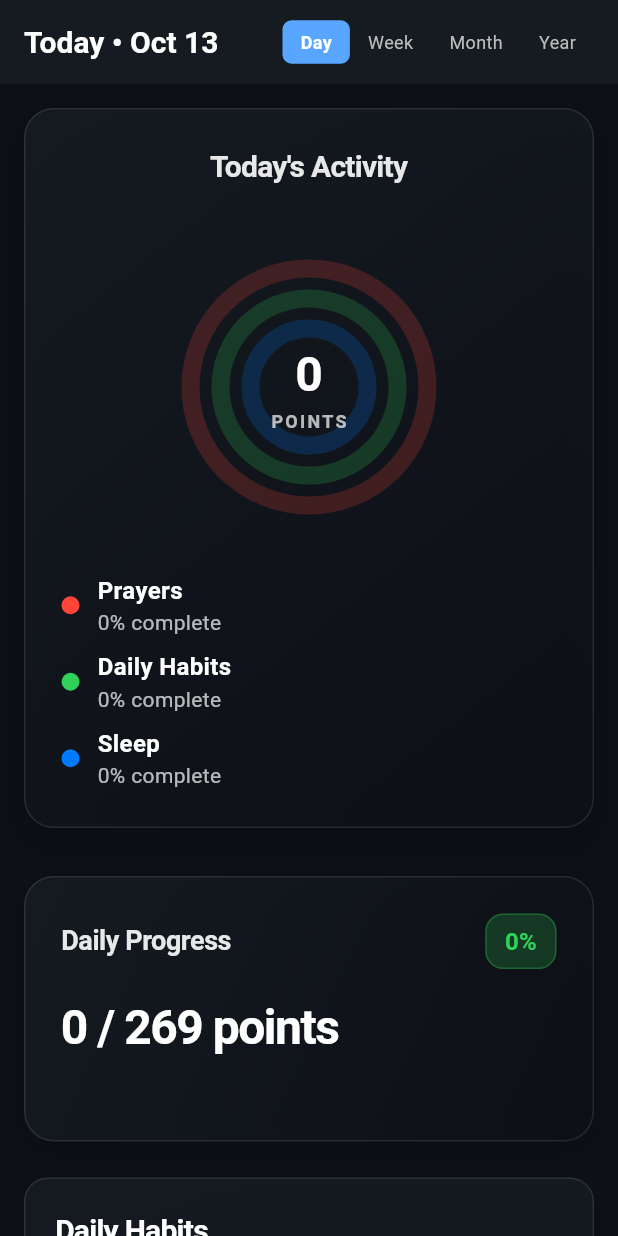
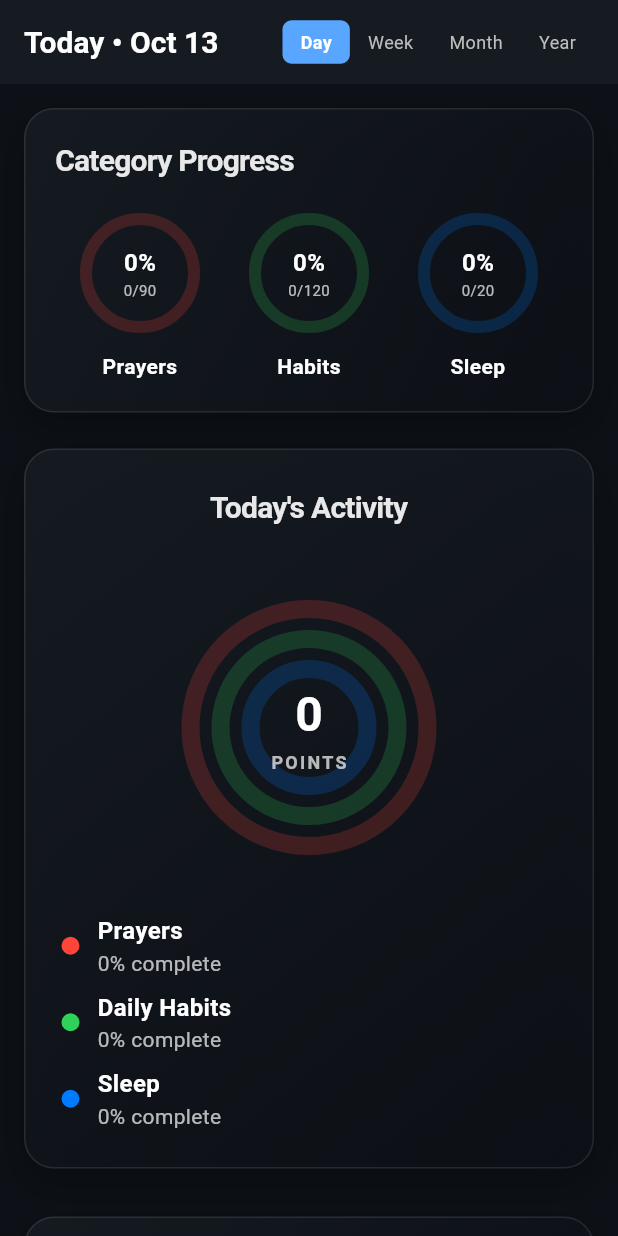
Before and after one commit to Drabu/tracker, a Flutter app: the screen it shows after launch, on a phone screen of 412 x 824 dp. Run offline on Flutter 3.47's test engine with Material 3 defaults, Android fonts, the phone set to English and light mode, and no system bars; our stand-ins replace shared_preferences, wakelock_plus.

Commit message:
Add individual category rings to day view
- Add separate rings for Prayers, Habits, and Sleep at top
- Show percentage completion and current/max scores for each category
- Keep existing combined activity rings below individual rings
- Individual rings animate with same timing as combined rings
- Maintains Apple-style design with gradient backgrounds and shadows

🤖 Generated with [Claude Code](https://claude.ai/code)

Co-Authored-By: Claude <noreply@anthropic.com>

```diff
--- a/lib/main.dart
+++ b/lib/main.dart
@@ -1049,6 +1049,8 @@ class _DailyTrackerHomeState extends State<DailyTrackerHome> with TickerProvider
     return ListView(
       padding: const EdgeInsets.all(16),
       children: [
+        _buildIndividualCategoryRings(todayIndex),
+        const SizedBox(height: 24),
         _buildAppleStyleActivityRings(todayIndex),
         const SizedBox(height: 32),
         _buildAppleStyleDailyProgress(currentScore, maxScore, percentage),
@@ -1790,6 +1792,175 @@ class _DailyTrackerHomeState extends State<DailyTrackerHome> with TickerProvider
     );
   }
 
+  // Individual Category Rings Widget
+  Widget _buildIndividualCategoryRings(int dayIndex) {
+    final categories = [
+      {'name': 'Akhira (Salah)', 'color': const Color(0xFFFF453A), 'title': 'Prayers'},
+      {'name': 'Daily Habits', 'color': const Color(0xFF30D158), 'title': 'Habits'},
+      {'name': 'Sleep Metrics', 'color': const Color(0xFF007AFF), 'title': 'Sleep'},
+    ];
+
+    return Container(
+      padding: const EdgeInsets.all(20),
+      decoration: BoxDecoration(
+        gradient: LinearGradient(
+          begin: Alignment.topLeft,
+          end: Alignment.bottomRight,
+          colors: [
+            const Color(0xFF161B22).withValues(alpha: 0.95),
+            const Color(0xFF0D1117).withValues(alpha: 0.8),
+          ],
+        ),
+        borderRadius: BorderRadius.circular(20),
+        border: Border.all(
+          color: Colors.white.withValues(alpha: 0.1),
+          width: 1,
+        ),
+        boxShadow: [
+          BoxShadow(
+            color: Colors.black.withValues(alpha: 0.3),
+            blurRadius: 20,
+            offset: const Offset(0, 10),
+          ),
+        ],
+      ),
+      child: Column(
+        crossAxisAlignment: CrossAxisAlignment.start,
+        children: [
+          Text(
+            'Category Progress',
+            style: TextStyle(
+              fontSize: 20,
+              fontWeight: FontWeight.w600,
+              color: Colors.white.withValues(alpha: 0.9),
+              letterSpacing: -0.5,
+            ),
+          ),
+          const SizedBox(height: 20),
+          Row(
+            mainAxisAlignment: MainAxisAlignment.spaceEvenly,
+            children: categories.map((category) {
+              double progress = _getCategoryProgress(category['name'] as String, dayIndex);
+              Color color = category['color'] as Color;
+              String title = category['title'] as String;
+
+              return _buildIndividualRing(
+                progress: progress,
+                color: color,
+                title: title,
+                categoryName: category['name'] as String,
+                dayIndex: dayIndex,
+              );
+            }).toList(),
+          ),
+        ],
+      ),
+    );
+  }
+
+  Widget _buildIndividualRing({
+    required double progress,
+    required Color color,
+    required String title,
+    required String categoryName,
+    required int dayIndex,
+  }) {
+    int currentScore = _getCategoryScore(categoryName, dayIndex);
+    int maxScore = _getCategoryMaxScore(categoryName, dayIndex);
+
+    return Expanded(
+      child: Column(
+        children: [
+          SizedBox(
+            width: 80,
+            height: 80,
+            child: Stack(
+              alignment: Alignment.center,
+              children: [
+                AnimatedBuilder(
+                  animation: _ringAnimation,
+                  builder: (context, child) => CustomPaint(
+                    size: const Size(80, 80),
+                    painter: ActivityRingPainter(
+                      progress: progress * _ringAnimation.value,
+                      color: color,
+                      strokeWidth: 8,
+                    ),
+                  ),
+                ),
+                Column(
+                  mainAxisAlignment: MainAxisAlignment.center,
+                  children: [
+                    Text(
+                      '${(progress * 100).toInt()}%',
+                      style: const TextStyle(
+                        fontSize: 16,
+                        fontWeight: FontWeight.bold,
+                        color: Colors.white,
+                      ),
+                    ),
+                    Text(
+                      '$currentScore/$maxScore',
+                      style: TextStyle(
+                        fontSize: 10,
+                        color: Colors.white.withValues(alpha: 0.7),
+                      ),
+                    ),
+                  ],
+                ),
+              ],
+            ),
+          ),
+          const SizedBox(height: 12),
+          Text(
+            title,
+            style: const TextStyle(
+              fontSize: 14,
+              fontWeight: FontWeight.w600,
+              color: Colors.white,
+            ),
+            textAlign: TextAlign.center,
+          ),
+        ],
+      ),
+    );
+  }
+
+  int _getCategoryScore(String categoryName, int dayIndex) {
+    List<String> habits = _categories[categoryName] ?? [];
+    int currentScore = 0;
+    bool isWeekend = dayIndex == 5 || dayIndex == 6;
+
+    for (String habit in habits) {
+      bool isPrayer = _prayerHabits.contains(habit);
+      bool isDisabled = !isPrayer && isWeekend;
+
+      if (!isDisabled) {
+        HabitState state = _trackingData[habit]?[_currentWeekKey]?[dayIndex] ?? HabitState.none;
+        if (state != HabitState.none) {
+          currentScore += _habitStatePoints[habit]?[state] ?? 0;
+        }
+      }
+    }
+    return currentScore;
+  }
+
+  int _getCategoryMaxScore(String categoryName, int dayIndex) {
+    List<String> habits = _categories[categoryName] ?? [];
+    int maxScore = 0;
+    bool isWeekend = dayIndex == 5 || dayIndex == 6;
+
+    for (String habit in habits) {
+      bool isPrayer = _prayerHabits.contains(habit);
+      bool isDisabled = !isPrayer && isWeekend;
+
+      if (!isDisabled) {
+        maxScore += _getMaxHabitPoints(habit);
+      }
+    }
+    return maxScore;
+  }
+
   // Apple-style Activity Rings Widget
   Widget _buildAppleStyleActivityRings(int dayIndex) {
     return Container(
```
